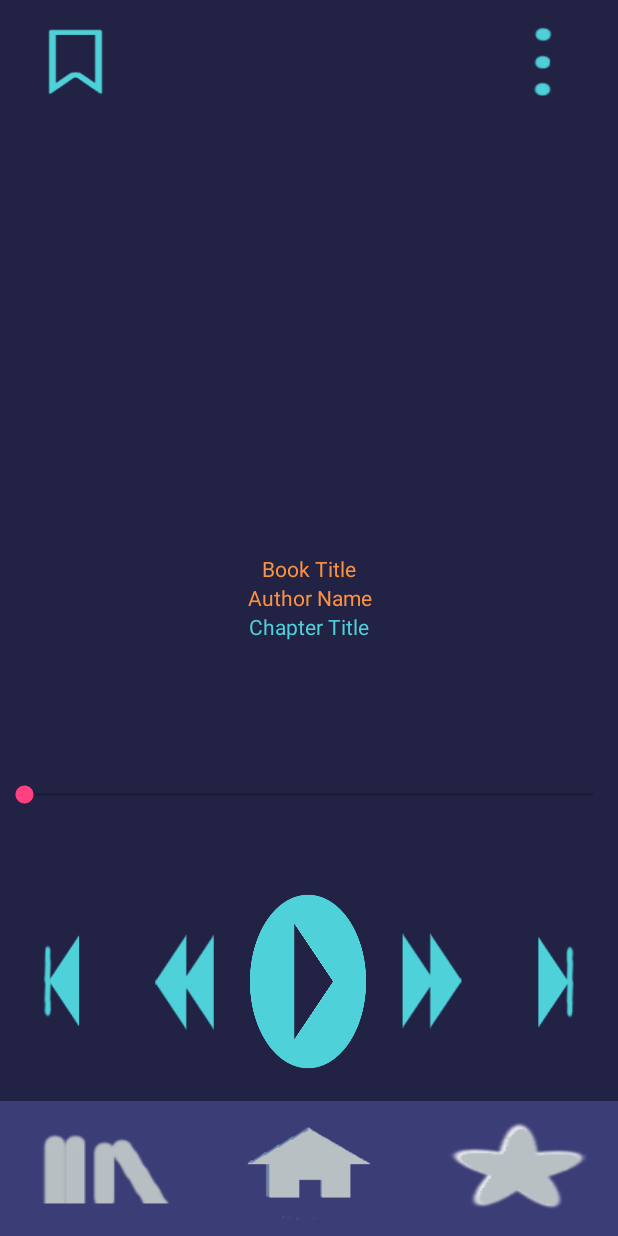
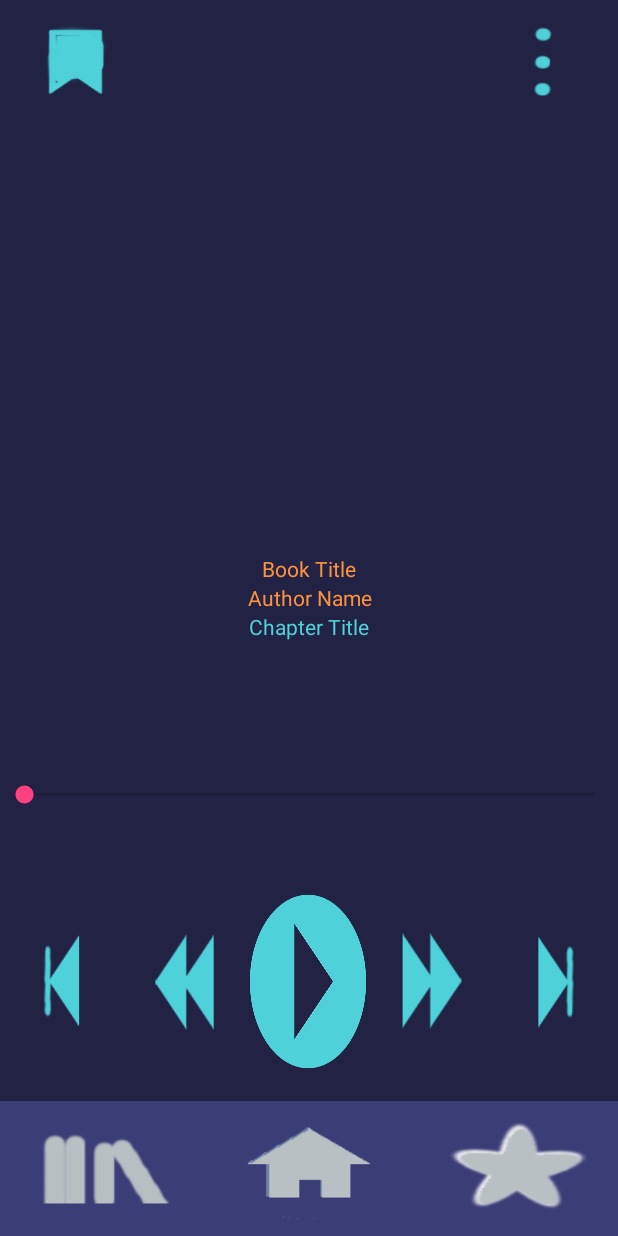
Before and after one commit to priyaven/Lore, an Android app: the PlayerView screen opened directly, with no data from a screen before it, after a tap on "Play", on a phone screen of 412 x 824 dp. Run offline under Robolectric (Android 15) with nearby library versions, the phone set to English and light mode, and no system bars; 11 statements that could not run were skipped; 1 other tap on this screen came first.

Commit message:
Toggles bookmark button

```diff
--- a/Lore2/app/src/main/java/com/loreaudio/lore/PlayerView.java
+++ b/Lore2/app/src/main/java/com/loreaudio/lore/PlayerView.java
@@ -384,7 +384,10 @@ public class PlayerView extends AppCompatActivity implements MediaPlayerControl
 
     public void toggleBookmark(View view){
         ImageButton bookmark = (ImageButton) findViewById(R.id.bookmark_button);
-
+        bookmark.setActivated(!bookmark.isActivated());
+        /* TODO
+         Add modifying chapter bookmarks and writing to server when the time comes.
+         */
     }
 
     private void yesNoListener() {
--- /dev/null
+++ b/Lore2/app/src/main/res/drawable/bookmark_toggle.xml
@@ -0,0 +1,6 @@
+<?xml version="1.0" encoding="utf-8"?>
+<selector xmlns:android="http://schemas.android.com/apk/res/android">
+    <item android:drawable="@drawable/bookmarked" android:state_activated="true" />
+    <item android:drawable="@drawable/bookmark" />
+
+</selector>
--- a/Lore2/app/src/main/res/layout/activity_player_view.xml
+++ b/Lore2/app/src/main/res/layout/activity_player_view.xml
@@ -20,8 +20,9 @@
         <ImageButton
             android:layout_width="100dp"
             android:layout_height="wrap_content"
-            android:background="@drawable/bookmark"
+            android:background="@drawable/bookmark_toggle"
             android:contentDescription="@string/bookmark_button"
+            android:onClick="toggleBookmark"
             android:id="@+id/bookmark_button"
             />
 
@@ -113,7 +114,8 @@
             android:layout_weight="1"
             android:contentDescription="@string/prev_button"
             android:background="@drawable/previous_ch"
-            android:onClick="playNext"/>
+            />
+
         <ImageButton
             android:id="@+id/rewind"
             android:layout_width="0dp"
```
